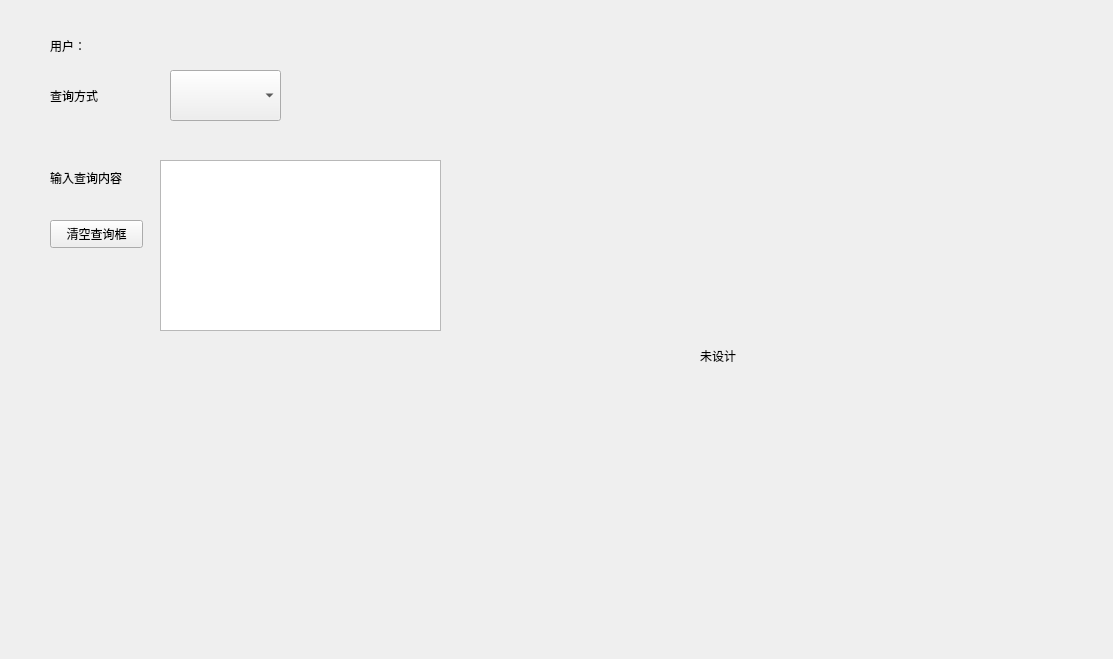
ZxxWs/CA_System, file UI_Files/Search.ui: the form before one commit.
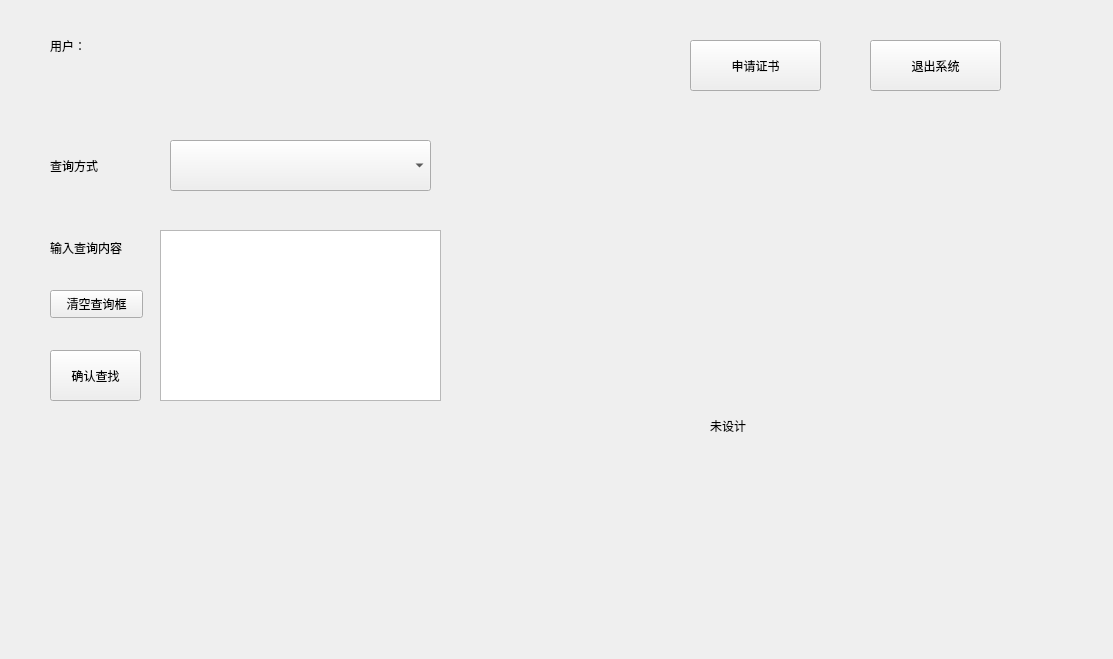
The form after the commit.

Patch:
```diff
--- a/UI_Files/Search.ui
+++ b/UI_Files/Search.ui
@@ -30,8 +30,8 @@
    <property name="geometry">
     <rect>
      <x>170</x>
-     <y>70</y>
-     <width>111</width>
+     <y>140</y>
+     <width>261</width>
      <height>51</height>
     </rect>
    </property>
@@ -40,7 +40,7 @@
    <property name="geometry">
     <rect>
      <x>50</x>
-     <y>80</y>
+     <y>150</y>
      <width>91</width>
      <height>31</height>
     </rect>
@@ -53,7 +53,7 @@
    <property name="geometry">
     <rect>
      <x>160</x>
-     <y>160</y>
+     <y>230</y>
      <width>281</width>
      <height>171</height>
     </rect>
@@ -63,7 +63,7 @@
    <property name="geometry">
     <rect>
      <x>50</x>
-     <y>170</y>
+     <y>240</y>
      <width>91</width>
      <height>16</height>
     </rect>
@@ -76,7 +76,7 @@
    <property name="geometry">
     <rect>
      <x>50</x>
-     <y>220</y>
+     <y>290</y>
      <width>93</width>
      <height>28</height>
     </rect>
@@ -88,8 +88,8 @@
   <widget class="QLabel" name="label_4">
    <property name="geometry">
     <rect>
-     <x>700</x>
-     <y>300</y>
+     <x>710</x>
+     <y>370</y>
      <width>171</width>
      <height>111</height>
     </rect>
@@ -98,6 +98,45 @@
     <string>未设计</string>
    </property>
   </widget>
+  <widget class="QPushButton" name="ButtonApplyFor">
+   <property name="geometry">
+    <rect>
+     <x>690</x>
+     <y>40</y>
+     <width>131</width>
+     <height>51</height>
+    </rect>
+   </property>
+   <property name="text">
+    <string>申请证书</string>
+   </property>
+  </widget>
+  <widget class="QPushButton" name="ButtonExit">
+   <property name="geometry">
+    <rect>
+     <x>870</x>
+     <y>40</y>
+     <width>131</width>
+     <height>51</height>
+    </rect>
+   </property>
+   <property name="text">
+    <string>退出系统</string>
+   </property>
+  </widget>
+  <widget class="QPushButton" name="ButtonToSearch">
+   <property name="geometry">
+    <rect>
+     <x>50</x>
+     <y>350</y>
+     <width>91</width>
+     <height>51</height>
+    </rect>
+   </property>
+   <property name="text">
+    <string>确认查找</string>
+   </property>
+  </widget>
  </widget>
  <resources/>
  <connections/>
```
Left out of the diff: 14 changed lines with no effect on the pictures.
